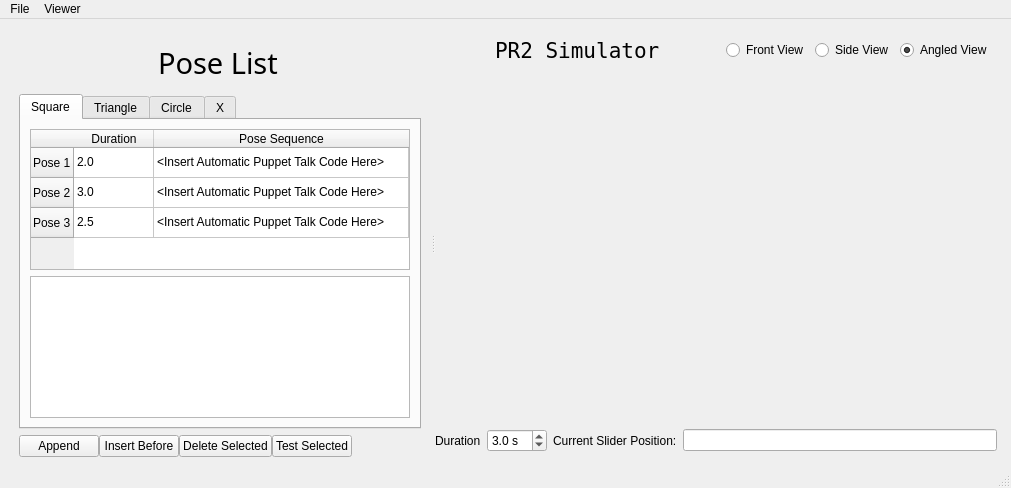
This is slider_gui/src/sharon_simple.ui in PR2/pr2_hack_the_future as Qt 5 draws it before an edit. The edited form follows.
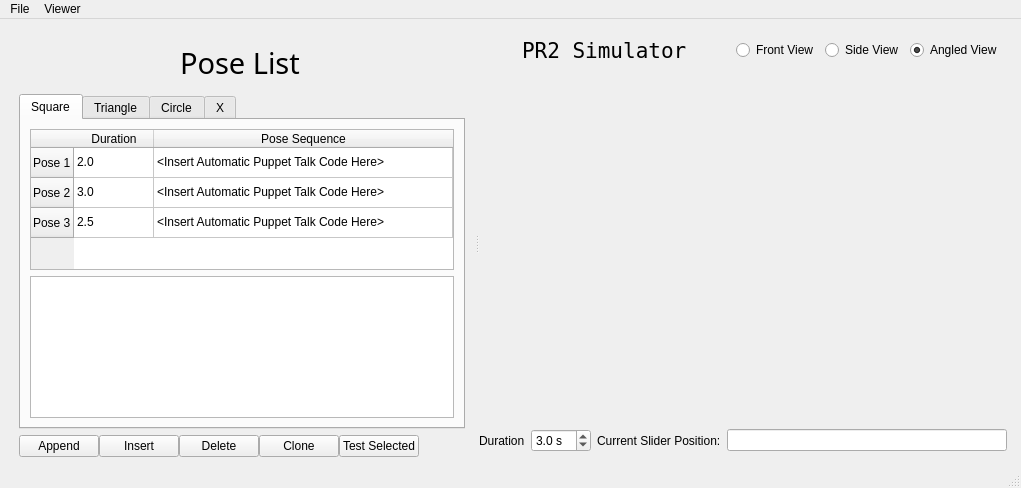
This is the edited form.

Commit message: more features for slider gui

```diff
--- a/slider_gui/src/sharon_simple.ui
+++ b/slider_gui/src/sharon_simple.ui
@@ -6,7 +6,7 @@
    <rect>
     <x>0</x>
     <y>0</y>
-    <width>1011</width>
+    <width>1021</width>
     <height>488</height>
    </rect>
   </property>
@@ -247,14 +247,24 @@
           <item>
            <widget class="QPushButton" name="insert_before_pushButton">
             <property name="text">
-             <string>Insert Before</string>
+             <string>Insert</string>
             </property>
            </widget>
           </item>
           <item>
            <widget class="QPushButton" name="delete_selected_pushButton">
             <property name="text">
-             <string>Delete Selected</string>
+             <string>Delete</string>
+            </property>
+           </widget>
+          </item>
+          <item>
+           <widget class="QPushButton" name="clone_selected_pushButton">
+            <property name="toolTip">
+             <string>Clone selected pose and insert it after the selected pose</string>
+            </property>
+            <property name="text">
+             <string>Clone</string>
             </property>
            </widget>
           </item>
@@ -432,7 +442,7 @@
     <rect>
      <x>0</x>
      <y>0</y>
-     <width>1011</width>
+     <width>1021</width>
      <height>25</height>
     </rect>
    </property>
```
Left out of the diff: 54 changed lines with no effect on the pictures. The commit also changes 7 other files.
